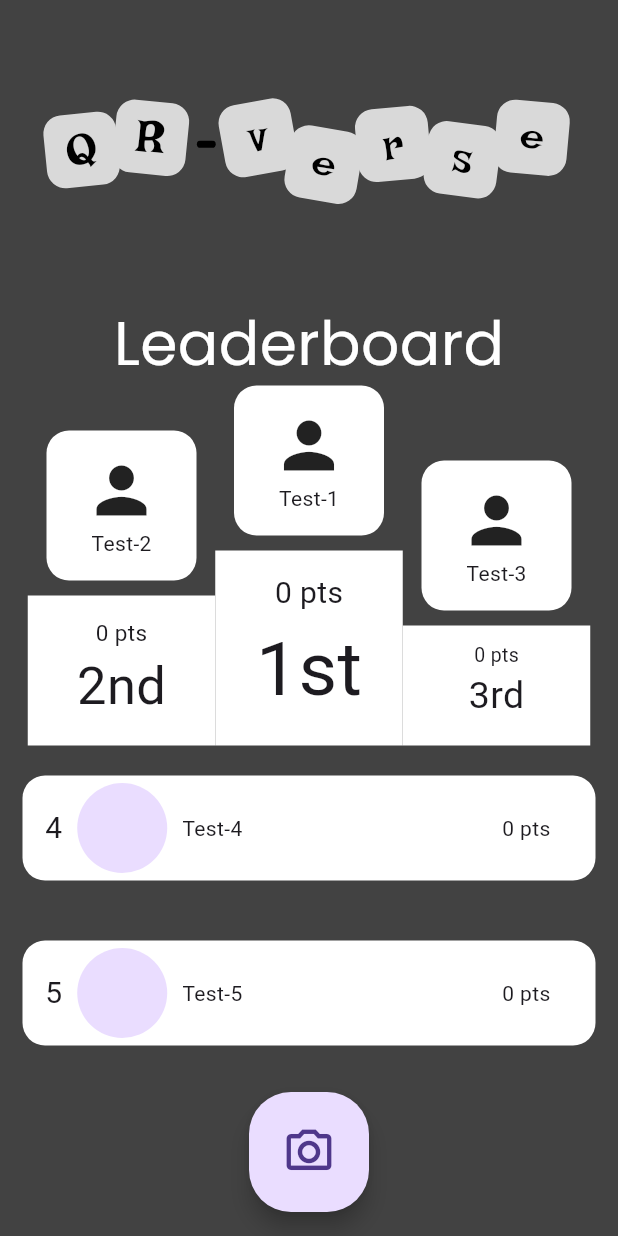
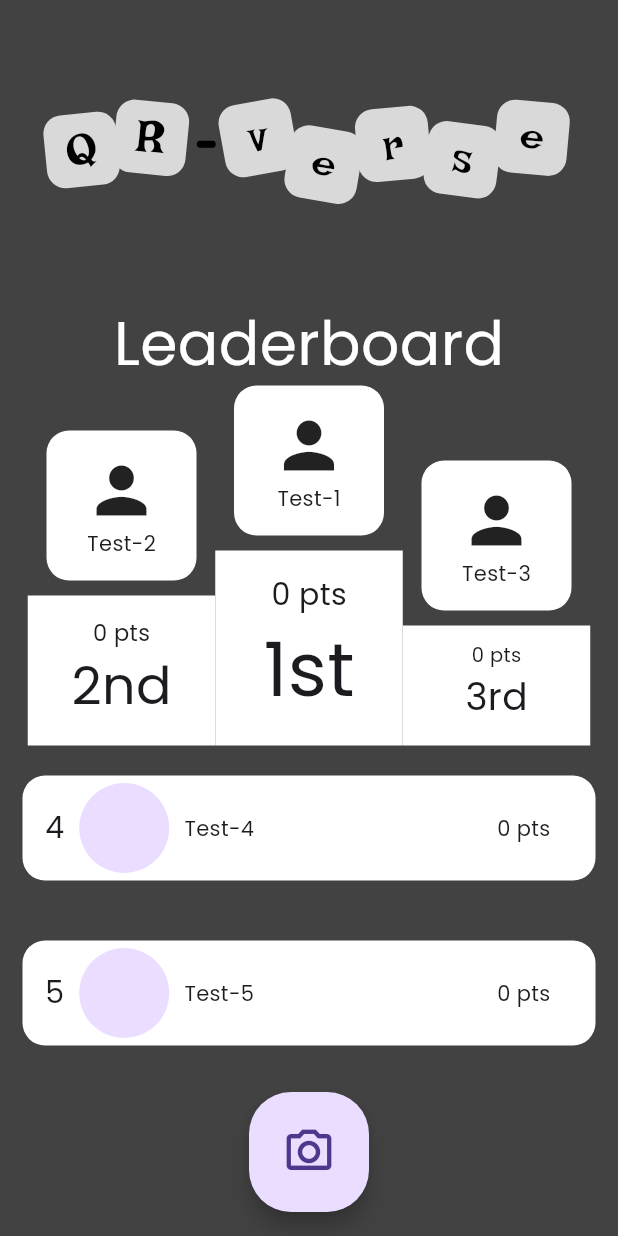
Before and after one commit to Sciege/AppGame, a Flutter app: the screen it shows after launch, on a phone screen of 412 x 824 dp. Run offline on Flutter 3.47's test engine with Material 3 defaults, Android fonts, the phone set to English and light mode, and no system bars; our stand-ins replace flutter_svg.

Commit message:
Added fonts for leaderboard

```diff
--- a/lib/Leaderboard.dart
+++ b/lib/Leaderboard.dart
@@ -35,9 +35,9 @@ class Leaderboard extends StatelessWidget {
 
   Widget _buildPodium(User_stats list,
       {required double height,
-        required String position,
-        required double place_font_size,
-        required double points_font_size}) {
+      required String position,
+      required double place_font_size,
+      required double points_font_size}) {
     return Column(
       children: [
         Container(
@@ -53,7 +53,10 @@ class Leaderboard extends StatelessWidget {
                 Icons.person,
                 size: 50,
               ),
-              Text(list.userName),
+              Text(
+                list.userName,
+                style: TextStyle(fontFamily: 'Poppins'),
+              ),
             ],
           ),
         ),
@@ -69,11 +72,15 @@ class Leaderboard extends StatelessWidget {
             mainAxisAlignment: MainAxisAlignment.end,
             children: [
               // have to wrap it in '${}' since 0 is int we have to make it string
-              Text('${list.points} pts',
-                style: TextStyle(fontSize: points_font_size),),
+              Text(
+                '${list.points} pts',
+                style: TextStyle(
+                    fontSize: points_font_size, fontFamily: 'Poppins'),
+              ),
               Text(
                 position,
-                style: TextStyle(fontSize: place_font_size),
+                style:
+                    TextStyle(fontSize: place_font_size, fontFamily: 'Poppins'),
               ),
             ],
           ),
--- a/lib/Leaderboard_2.dart
+++ b/lib/Leaderboard_2.dart
@@ -19,15 +19,18 @@ class Leaderboard_2 extends StatelessWidget {
           children: [
             Text(
               position.toString(),
-              style: TextStyle(fontSize: 20),
+              style: TextStyle(fontSize: 20, fontFamily: 'Poppins'),
             ),
             SizedBox(width: 10),
             CircleAvatar(radius: 30),
             SizedBox(width: 10),
-            Text(user_stats.userName),
+            Text(user_stats.userName,style: TextStyle(fontFamily: 'Poppins'),),
             // use spacer to place this at the right
             Spacer(),
-            Text('${user_stats.points.toString()} pts'),
+            Text(
+              '${user_stats.points.toString()} pts',
+              style: TextStyle(fontFamily: 'Poppins'),
+            ),
           ],
         ),
       ),
```
